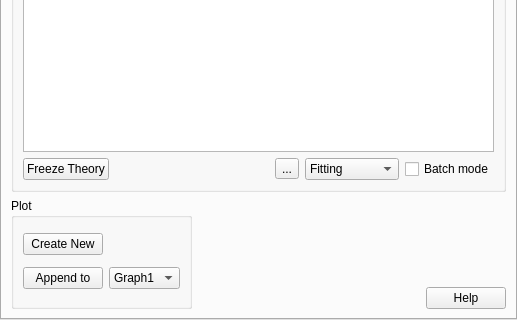
First picture: the form in src/sas/qtgui/UI/DataExplorerUI.ui, repository SasView/sasview, before the edit; both pictures show x 0 to 517 and y 373 to 693 of the 517 by 693 pixel window.
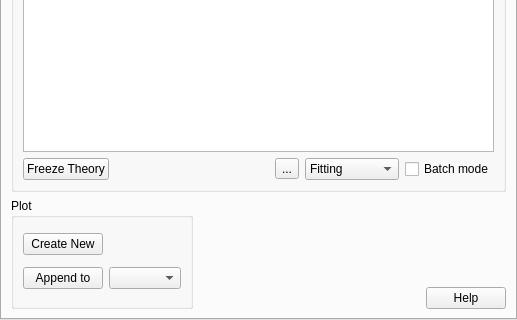
Second picture: the form after the edit. Icons and pictures are not drawn.

The edit to the form file:
```diff
--- a/src/sas/qtgui/UI/DataExplorerUI.ui
+++ b/src/sas/qtgui/UI/DataExplorerUI.ui
@@ -251,11 +251,6 @@
            <property name="sizeAdjustPolicy">
             <enum>QComboBox::AdjustToContents</enum>
            </property>
-           <item>
-            <property name="text">
-             <string>Graph1</string>
-            </property>
-           </item>
           </widget>
          </item>
         </layout>
```
